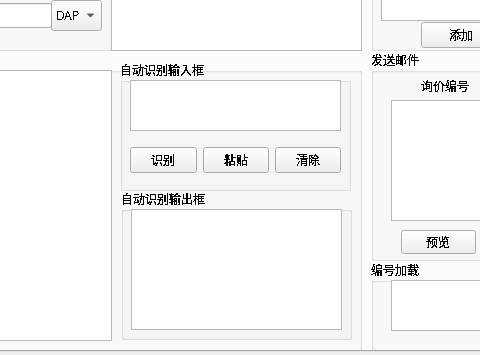
The window that Ui/untitled.ui (jerryliang122-vast/working-CIF-service) describes before a commit, drawn with Qt 5; both pictures show x 241 to 721 and y 149 to 504 of the 900 by 504 pixel window.
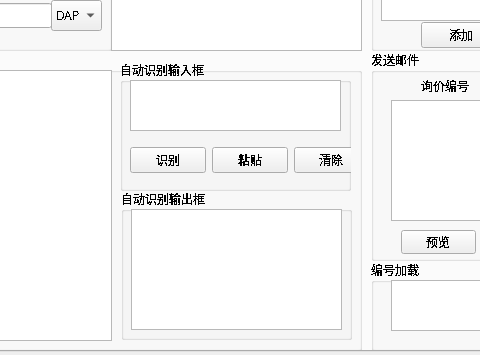
The same window after the commit.

Commit message: 修改了仓库类，添加了折扣费率参数，并优化了上下车费的计算逻辑，同时扩展了托盘货物的处理。这些改进提高了代码的灵活性和计算准确性。

```diff
--- a/Ui/untitled.ui
+++ b/Ui/untitled.ui
@@ -685,7 +685,7 @@
         <rect>
          <x>10</x>
          <y>80</y>
-         <width>211</width>
+         <width>239</width>
          <height>41</height>
         </rect>
        </property>
```
The commit also changes 1 other file.
